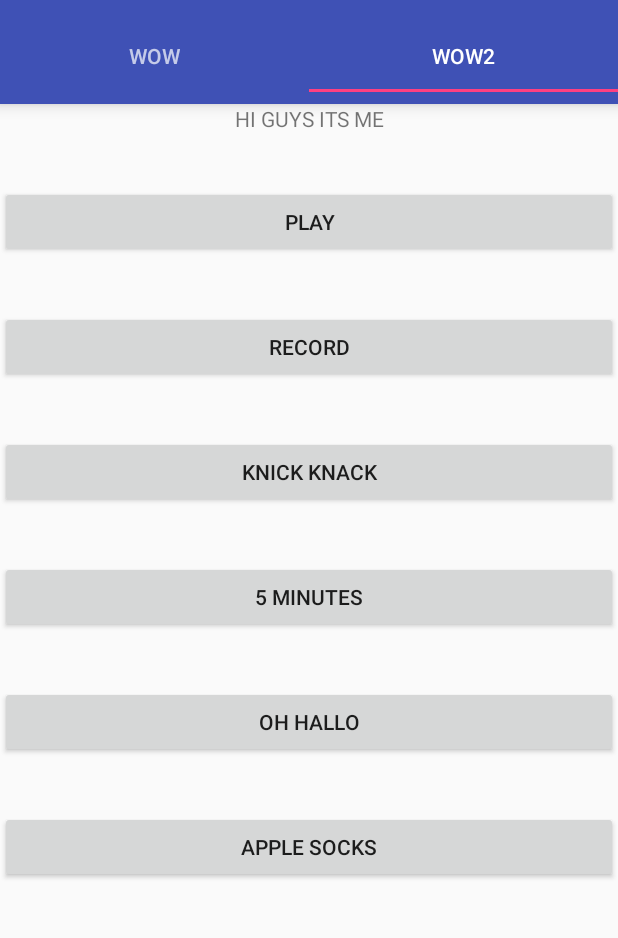
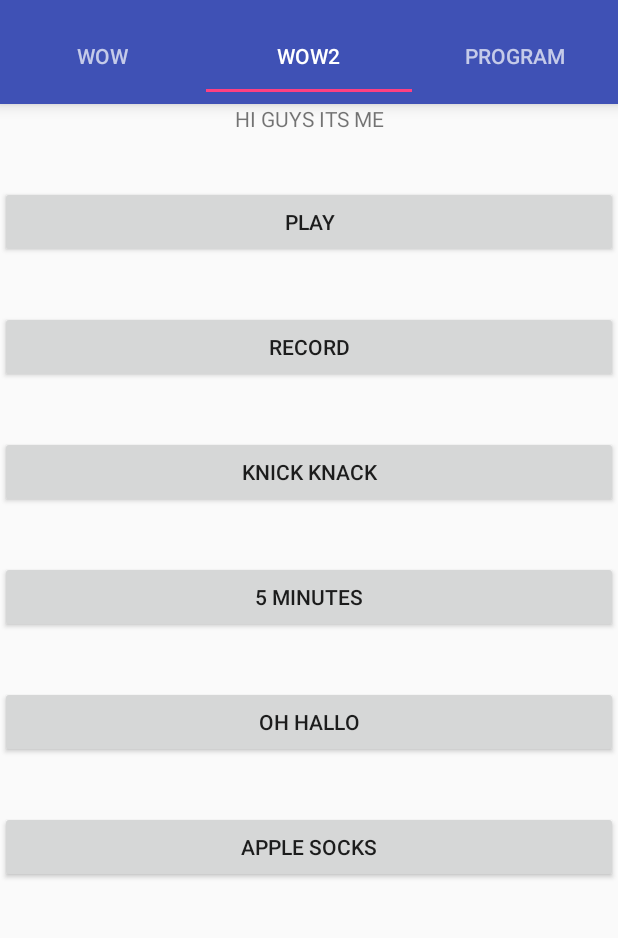
Before and after one commit to SamLojpur/Soundboard, an Android app: the screen it shows after launch (MainActivity), tab 2 chosen, on a phone screen of 412 x 824 dp, the part 64-1002 px from its top. Run offline under Robolectric (Android 15) with nearby library versions, the phone set to English and light mode, and no system bars; 3 statements that could not run were skipped.

Commit message:
can programmatically make buttons for all files in a folder, on page 3

```diff
--- a/app/src/main/AndroidManifest.xml
+++ b/app/src/main/AndroidManifest.xml
@@ -19,5 +19,6 @@
     </application>
     <uses-permission android:name="android.permission.RECORD_AUDIO" />
     <uses-permission android:name="android.permission.WRITE_EXTERNAL_STORAGE" />
+    <uses-permission android:name="android.permission.READ_EXTERNAL_STORAGE" />
 
 </manifest>
--- a/app/src/main/java/com/example/samspc/tutorial/PagerAdapter.java
+++ b/app/src/main/java/com/example/samspc/tutorial/PagerAdapter.java
@@ -38,6 +38,8 @@ public class PagerAdapter extends FragmentPagerAdapter{
                 return new TabFragment1();
             case 1:
                 return new TabFragment2();
+            case 2:
+                return new TabFragment3();
             default:
                 return null;
         }
@@ -53,6 +55,8 @@ public class PagerAdapter extends FragmentPagerAdapter{
                 return "wow";
             case 1:
                 return "wow2";
+            case 2:
+                return "program";
             default:
                 return null;
         }
@@ -62,6 +66,6 @@ public class PagerAdapter extends FragmentPagerAdapter{
 
     @Override
     public int getCount() {
-        return 2;
+        return 3;
     }
 }
--- a/app/src/main/java/com/example/samspc/tutorial/TabFragment2.java
+++ b/app/src/main/java/com/example/samspc/tutorial/TabFragment2.java
@@ -22,11 +22,15 @@ import java.io.IOException;
  */
 
 public class TabFragment2 extends Fragment {
+    private final static int MAX_VOLUME = 100;
     Context context;
     private Boolean isRecording;
     private String path;
     MediaPlayer mPlayer;
     MediaRecorder recorder;
+
+
+
     private TextView textView;
     public TabFragment2(){
 
@@ -92,12 +96,14 @@ public class TabFragment2 extends Fragment {
         });
 
 
-        Button emergencyBtn = (Button) view.findViewById(R.id.btn_5Minutes);
-        final MediaPlayer emergency = MediaPlayer.create(this.context, R.raw.alex_5minutes);
-        emergencyBtn.setOnClickListener(new View.OnClickListener() {
+        Button alex5minutesBtn = (Button) view.findViewById(R.id.btn_5Minutes);
+        final MediaPlayer alex5minutesMP = MediaPlayer.create(this.context, R.raw.alex_5minutes);
+        final float volume = (float) (1 - (Math.log(MAX_VOLUME - 100) / Math.log(MAX_VOLUME)));
+        alex5minutesMP.setVolume(volume, volume);
+        alex5minutesBtn.setOnClickListener(new View.OnClickListener() {
             @Override
             public void onClick(View view) {
-                emergency.start();
+                alex5minutesMP.start();
             }
         });
         Button insightBtn = (Button) view.findViewById(R.id.btn_pattywhack);
--- /dev/null
+++ b/app/src/main/java/com/example/samspc/tutorial/TabFragment3.java
@@ -0,0 +1,115 @@
+package com.example.samspc.tutorial;
+
+import android.content.Context;
+import android.graphics.Color;
+import android.media.MediaPlayer;
+import android.net.Uri;
+import android.os.Bundle;
+import android.os.Environment;
+import android.support.annotation.Nullable;
+import android.support.v4.app.Fragment;
+import android.util.Log;
+import android.view.LayoutInflater;
+import android.view.View;
+import android.view.ViewGroup;
+import android.widget.Button;
+import android.widget.LinearLayout;
+import android.widget.Toast;
+
+import java.io.File;
+
+/**
+ * Created by User on 2/28/2017.
+ */
+
+public class TabFragment3 extends Fragment {
+    private final static int MAX_VOLUME = 100;
+
+
+
+
+    Button btn1;
+    Context context;
+    public TabFragment3(){
+
+
+    }
+
+    @Override
+    public View onCreateView(LayoutInflater inflater, @Nullable ViewGroup container, @Nullable Bundle savedInstanceState) {
+        View view = inflater.inflate(R.layout.tab_fragment3,container,false);
+        //textView = (TextView) view.findViewById(R.id.txt_display);
+        //textView.setText(getArguments().getString("message"));
+        //textView.setText("hello2");
+        return view;
+    }
+
+    public void onViewCreated (View view, Bundle savedInstanceState) {
+        // Setup any handles to view objects here
+        // EditText etFoo = (EditText) view.findViewById(R.id.etFoo);
+        context = getContext();
+
+        String path = Environment.getExternalStorageDirectory().toString()+"/page3";
+        //String path = context.getExternalCacheDir().getAbsolutePath() + "/page3";
+
+        Log.d("Files", "Path: " + path);
+        File directory = new File(path);
+        File[] files = directory.listFiles();
+        Log.d("Files", "Size: "+ files.length);
+
+        for(int i = 0; i < files.length; i++)
+        {
+            Log.d("Files", "FileName:" + files[i].getName());
+        }
+
+
+        LinearLayout layout = (LinearLayout) view.findViewById(R.id.scrollable_linear);
+
+        for (int i = 0; i < files.length; i++) {
+            i = i+0;
+            LinearLayout.LayoutParams params = new LinearLayout.LayoutParams(
+                    LinearLayout.LayoutParams.MATCH_PARENT,
+                    LinearLayout.LayoutParams.WRAP_CONTENT);
+            Button btn = new Button(this.context);
+            btn.setId(i);
+            final int id_ = btn.getId();
+            btn.setText(files[i].getName().substring(0, files[i].getName().lastIndexOf('.'))
+            );
+            Log.d("Button","button " + id_);
+            //btn.setBackgroundColor(Color.rgb(70, 80, 90));
+            layout.addView(btn, params);
+            btn1 = ((Button) view.findViewById(id_));
+
+            final MediaPlayer alex5minutesMP = MediaPlayer.create(this.context, Uri.parse(path + "/" + files[i].getName()));
+            final float volume = (float) (1 - (Math.log(MAX_VOLUME - 100) / Math.log(MAX_VOLUME)));
+            alex5minutesMP.setVolume(volume, volume);
+
+
+            btn1.setOnClickListener(new View.OnClickListener() {
+                public void onClick(View view) {
+                    Toast.makeText(view.getContext(),
+                            "Button clicked index = " + id_, Toast.LENGTH_SHORT)
+                            .show();
+                    alex5minutesMP.start();
+
+                }
+            });
+        }
+
+
+
+        Button alex5minutesBtn = (Button) view.findViewById(R.id.btn_5Minutes);
+        final MediaPlayer alex5minutesMP = MediaPlayer.create(this.context, R.raw.alex_5minutes);
+        final float volume = (float) (1 - (Math.log(MAX_VOLUME - 100) / Math.log(MAX_VOLUME)));
+        alex5minutesMP.setVolume(volume, volume);
+        alex5minutesBtn.setOnClickListener(new View.OnClickListener() {
+            @Override
+            public void onClick(View view) {
+                alex5minutesMP.start();
+            }
+        });
+
+
+    }
+
+}
```
Also changed, not shown: app/src/main/res/layout/tab_fragment3.xml (added, +34 -0 lines), 1 other file.
